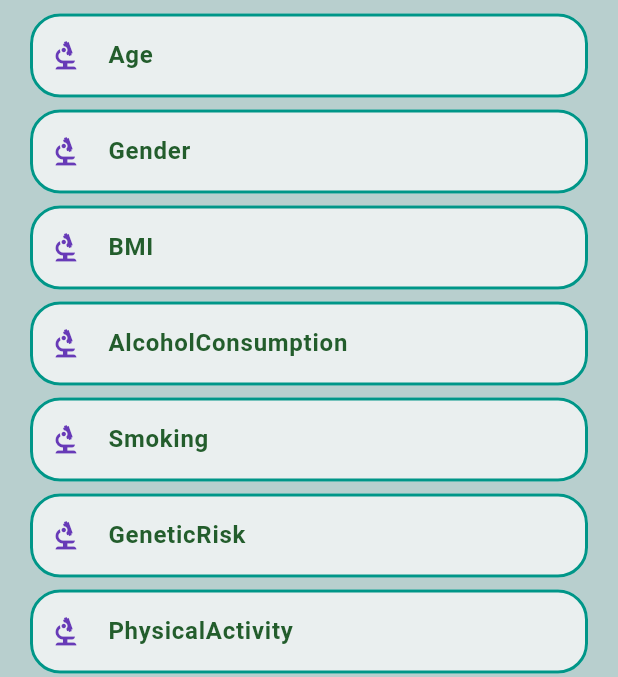
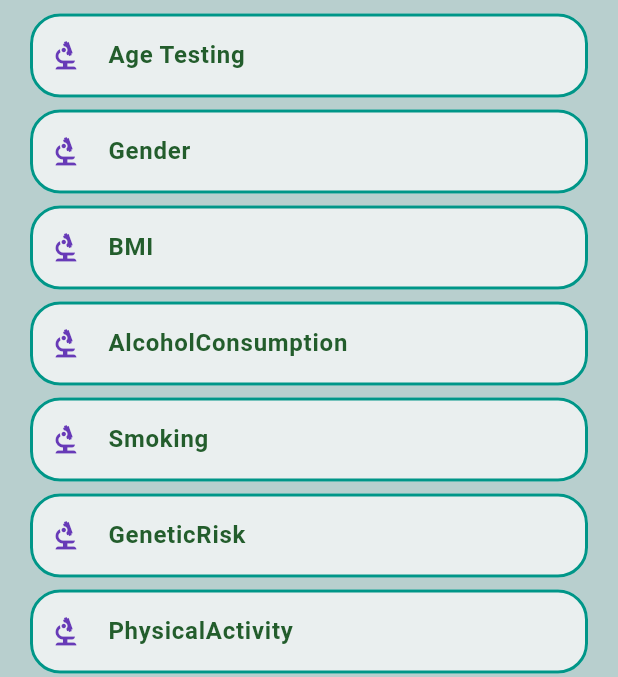
Before and after one commit to iam-talhaa/Liverify_disease_detection_App, a Flutter app: the screen it shows after launch, on a phone screen of 412 x 824 dp, the part 84-761 px from its top. Run offline on Flutter 3.47's test engine with Material 3 defaults, Android fonts, the phone set to English and light mode, and no system bars; our stand-ins replace flutter_riverpod, flutter_screenutil, fluttertoast, google_generative_ai, shared_preferences; missing offline and left inert: tflite_flutter; Roboto replaces fonts that are missing (PlayfairDisplay-VariableFont_wght).

```diff
--- a/lib/screens/home_screen/Home_screen.dart
+++ b/lib/screens/home_screen/Home_screen.dart
@@ -72,7 +72,7 @@ class _HomeScreenState extends State<HomeScreen> {
   final Map<String, dynamic> inputData = {};
 
   final fields = {
-    'Age': TextInputType.number,
+    'Age Testing': TextInputType.number,
     'Gender': TextInputType.number,
     'BMI': TextInputType.number,
     'AlcoholConsumption': TextInputType.number,
@@ -185,7 +185,11 @@ class _HomeScreenState extends State<HomeScreen> {
               ),
               SizedBox(height: 10),
 
-              Container(
+              Center(
+                child:
+                    result == ''
+                        ? null
+                        : Container(
                           height: 100.h,
                           width: double.infinity.w,
 
@@ -219,6 +223,7 @@ class _HomeScreenState extends State<HomeScreen> {
                             ],
                           ),
                         ),
+              ),
             ],
           ),
         ),
```
Lines whose indentation alone changed are shown as unchanged.
